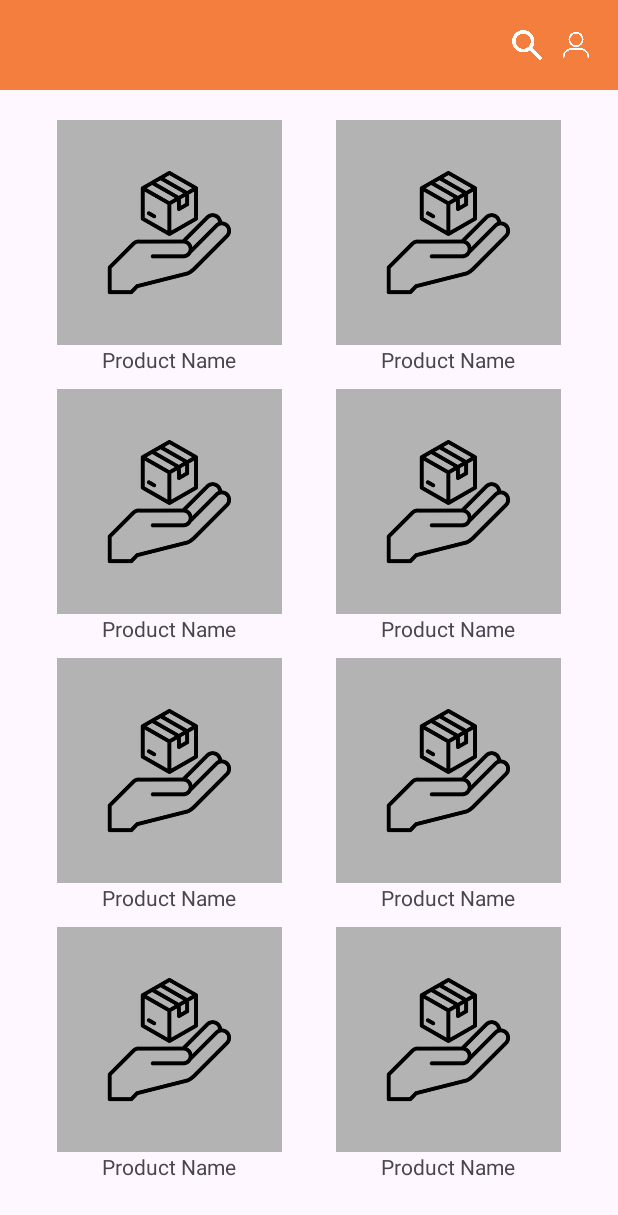
After one commit to Raefshaun/Gotta-Git-Git-InnOlympics, an Android app: the layout browse.xml on its own in the app's theme, with its tools: preview values and no code run, on a phone screen of 412 x 824 dp. The commit adds this screen. Shown: the top 1215 px of the screen. Run offline under Robolectric (Android 15) with nearby library versions, the phone set to English and light mode, and no system bars.

Commit message:
browse and homepage

```diff
--- /dev/null
+++ b/app/src/main/res/layout/browse.xml
@@ -0,0 +1,247 @@
+<?xml version="1.0" encoding="utf-8"?>
+<ScrollView xmlns:android="http://schemas.android.com/apk/res/android"
+    xmlns:tools="http://schemas.android.com/tools"
+    android:layout_width="match_parent"
+    android:layout_height="match_parent"
+    android:fillViewport="true">
+
+    <LinearLayout
+        android:layout_width="match_parent"
+        android:layout_height="wrap_content"
+        android:orientation="vertical">
+
+        <LinearLayout
+            android:layout_width="match_parent"
+            android:layout_height="wrap_content"
+            android:background="@color/main"
+            android:gravity="center_vertical"
+            android:orientation="horizontal"
+            android:paddingHorizontal="15dp"
+            android:paddingVertical="17dp">
+
+            <ImageView
+                android:layout_width="20dp"
+                android:layout_height="20dp"
+                android:importantForAccessibility="no" />
+
+            <Space
+                android:layout_width="0dp"
+                android:layout_height="0dp"
+                android:layout_weight="1" />
+
+            <LinearLayout
+                android:layout_width="wrap_content"
+                android:layout_height="wrap_content"
+                android:gravity="center_vertical"
+                android:orientation="horizontal">
+
+                <ImageView
+                    android:layout_width="20dp"
+                    android:layout_height="20dp"
+                    android:layout_marginEnd="10dp"
+                    android:importantForAccessibility="no"
+                    android:src="@drawable/search" />
+
+                <ImageView
+                    android:layout_width="25dp"
+                    android:layout_height="25dp"
+                    android:importantForAccessibility="no"
+                    android:src="@drawable/profile" />
+            </LinearLayout>
+        </LinearLayout>
+
+        <LinearLayout
+            android:layout_width="match_parent"
+            android:layout_height="wrap_content"
+            android:layout_marginHorizontal="20dp"
+            android:layout_marginTop="20dp"
+            android:orientation="vertical">
+
+            <GridLayout
+                android:layout_width="match_parent"
+                android:layout_height="wrap_content"
+                android:layout_weight="2"
+                android:columnCount="2">
+
+                <LinearLayout
+                    android:gravity="center"
+                    android:layout_columnWeight="1"
+                    android:layout_width="0dp"
+                    android:layout_height="wrap_content"
+                    android:orientation="vertical"
+                    >
+
+                    <ImageView
+                        android:layout_width="150dp"
+                        android:layout_height="150dp"
+                        android:src="@drawable/placeholder"/>
+
+                    <TextView
+                        android:layout_width="wrap_content"
+                        android:layout_height="wrap_content"
+                        android:text="Product Name"
+                        android:textSize="14dp"
+                        android:layout_marginBottom="10dp"
+                        />
+                </LinearLayout>
+
+                <LinearLayout
+                    android:gravity="center"
+                    android:layout_columnWeight="1"
+                    android:layout_width="0dp"
+                    android:layout_height="wrap_content"
+                    android:orientation="vertical"
+                    >
+
+                    <ImageView
+                        android:layout_width="150dp"
+                        android:layout_height="150dp"
+                        android:src="@drawable/placeholder"/>
+
+                    <TextView
+                        android:layout_width="wrap_content"
+                        android:layout_height="wrap_content"
+                        android:text="Product Name"
+                        android:textSize="14dp"
+                        android:layout_marginBottom="10dp"
+                        />
+                </LinearLayout>
+
+                <LinearLayout
+                    android:gravity="center"
+                    android:layout_columnWeight="1"
+                    android:layout_width="0dp"
+                    android:layout_height="wrap_content"
+                    android:orientation="vertical"
+                    >
+
+                    <ImageView
+                        android:layout_width="150dp"
+                        android:layout_height="150dp"
+                        android:src="@drawable/placeholder"/>
+
+                    <TextView
+                        android:layout_width="wrap_content"
+                        android:layout_height="wrap_content"
+                        android:text="Product Name"
+                        android:textSize="14dp"
+                        android:layout_marginBottom="10dp"
+                        />
+                </LinearLayout>
+
+                <LinearLayout
+                    android:gravity="center"
+                    android:layout_columnWeight="1"
+                    android:layout_width="0dp"
+                    android:layout_height="wrap_content"
+                    android:orientation="vertical"
+                    >
+
+                    <ImageView
+                        android:layout_width="150dp"
+                        android:layout_height="150dp"
+                        android:src="@drawable/placeholder"/>
+
+                    <TextView
+                        android:layout_width="wrap_content"
+                        android:layout_height="wrap_content"
+                        android:text="Product Name"
+                        android:textSize="14dp"
+                        android:layout_marginBottom="10dp"
+                        />
+                </LinearLayout>
+
+                <LinearLayout
+                    android:gravity="center"
+                    android:layout_columnWeight="1"
+                    android:layout_width="0dp"
+                    android:layout_height="wrap_content"
+                    android:orientation="vertical"
+                    >
+
+                    <ImageView
+                        android:layout_width="150dp"
+                        android:layout_height="150dp"
+                        android:src="@drawable/placeholder"/>
+
+                    <TextView
+                        android:layout_width="wrap_content"
+                        android:layout_height="wrap_content"
+                        android:text="Product Name"
+                        android:textSize="14dp"
+                        android:layout_marginBottom="10dp"
+                        />
+                </LinearLayout>
+
+                <LinearLayout
+                    android:gravity="center"
+                    android:layout_columnWeight="1"
+                    android:layout_width="0dp"
+                    android:layout_height="wrap_content"
+                    android:orientation="vertical"
+                    >
+
+                    <ImageView
+                        android:layout_width="150dp"
+                        android:layout_height="150dp"
+                        android:src="@drawable/placeholder"/>
+
+                    <TextView
+                        android:layout_width="wrap_content"
+                        android:layout_height="wrap_content"
+                        android:text="Product Name"
+                        android:textSize="14dp"
+                        android:layout_marginBottom="10dp"
+                        />
+                </LinearLayout>
+
+                <LinearLayout
+                    android:gravity="center"
+                    android:layout_columnWeight="1"
+                    android:layout_width="0dp"
+                    android:layout_height="wrap_content"
+                    android:orientation="vertical"
+                    >
+
+                    <ImageView
+                        android:layout_width="150dp"
+                        android:layout_height="150dp"
+                        android:src="@drawable/placeholder"/>
+
+                    <TextView
+                        android:layout_width="wrap_content"
+                        android:layout_height="wrap_content"
+                        android:text="Product Name"
+                        android:textSize="14dp"
+                        android:layout_marginBottom="10dp"
+                        />
+                </LinearLayout>
+
+                <LinearLayout
+                    android:gravity="center"
+                    android:layout_columnWeight="1"
+                    android:layout_width="0dp"
+                    android:layout_height="wrap_content"
+                    android:orientation="vertical"
+                    >
+
+                    <ImageView
+                        android:layout_width="150dp"
+                        android:layout_height="150dp"
+                        android:src="@drawable/placeholder"/>
+
+                    <TextView
+                        android:layout_width="wrap_content"
+                        android:layout_height="wrap_content"
+                        android:text="Product Name"
+                        android:textSize="14dp"
+                        android:layout_marginBottom="10dp"
+                        />
+                </LinearLayout>
+
+
+
+            </GridLayout>
+        </LinearLayout>
+    </LinearLayout>
+</ScrollView>
--- a/app/src/main/res/layout/homepage.xml
+++ b/app/src/main/res/layout/homepage.xml
@@ -2,47 +2,44 @@
 <ScrollView xmlns:android="http://schemas.android.com/apk/res/android"
     android:layout_width="match_parent"
     android:layout_height="match_parent"
+    android:fillViewport="true">
+
+    <LinearLayout
+        android:layout_width="match_parent"
+        android:layout_height="wrap_content"
         android:orientation="vertical">
 
         <LinearLayout
             android:layout_width="match_parent"
             android:layout_height="wrap_content"
             android:background="@color/main"
-        android:paddingVertical="17dp"
+            android:gravity="center_vertical"
+            android:orientation="horizontal"
             android:paddingHorizontal="15dp"
-        android:orientation="horizontal"
-        >
+            android:paddingVertical="17dp">
 
             <ImageView
                 android:layout_width="20dp"
                 android:layout_height="20dp"
-            />
+                android:importantForAccessibility="no" />
 
             <Space
                 android:layout_width="0dp"
-            android:layout_height="wrap_content"
-            android:layout_weight="1"
-            />
+                android:layout_height="0dp"
+                android:layout_weight="1" />
 
             <LinearLayout
                 android:layout_width="wrap_content"
-            android:layout_height="match_parent">
-
-            <ImageView
-                android:layout_width="20dp"
-                android:layout_height="20dp"
-                android:src="@drawable/search"
-                />
-
-            <Space
-                android:layout_width="10dp"
-                android:layout_height="wrap_content"/>
+                android:layout_height="wrap_content"
+                android:gravity="center_vertical"
+                android:orientation="horizontal">
 
                 <ImageView
                     android:layout_width="25dp"
                     android:layout_height="25dp"
-                android:src="@drawable/profile"
-                />
+                    android:importantForAccessibility="no"
+                    android:src="@drawable/profile" />
+            </LinearLayout>
         </LinearLayout>
     </LinearLayout>
 </ScrollView>
```
Also changed, not shown: app/src/main/res/drawable/pic_rectangle.png (added), app/src/main/res/drawable/placeholder.png (added). Lines whose indentation alone changed are shown as unchanged.
